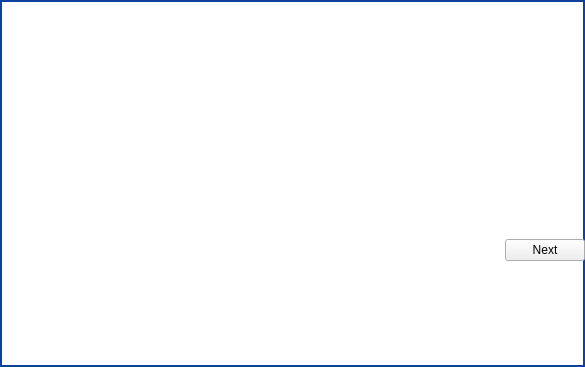
This is parsec/core/gui/forms/starting_guide_dialog.ui in Scille/parsec-cloud as Qt 5 draws it before an edit. The edited form follows.
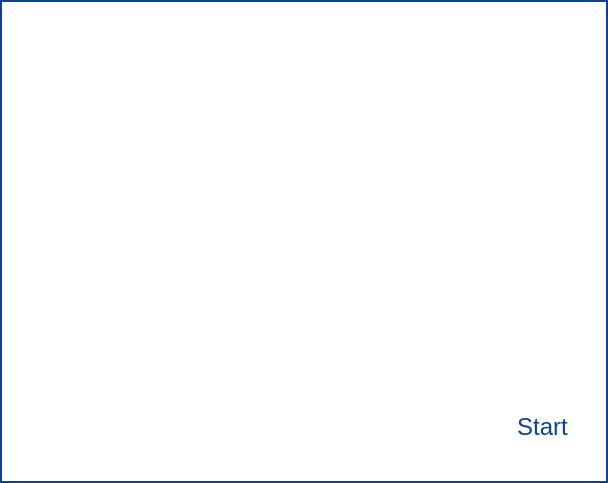
This is the edited form. Icons and pictures are not drawn.

Commit message: [GUI] Starting guide window

Diff of the .ui file:
```diff
--- a/parsec/core/gui/forms/starting_guide_dialog.ui
+++ b/parsec/core/gui/forms/starting_guide_dialog.ui
@@ -6,8 +6,8 @@
    <rect>
     <x>0</x>
     <y>0</y>
-    <width>585</width>
-    <height>367</height>
+    <width>608</width>
+    <height>483</height>
    </rect>
   </property>
   <property name="windowTitle">
@@ -16,7 +16,7 @@
   <property name="styleSheet">
    <string notr="true">QDialog#StartingGuideDialog
 {
-border: 2px solid rgb(12, 65, 157);
+border: 2px solid rgb(11, 65, 155);
 background-color: rgb(255, 255, 255);
 }</string>
   </property>
@@ -97,8 +97,41 @@
      </item>
     </layout>
    </item>
+   <item>
+    <widget class="QWidget" name="widget_main" native="true">
+     <property name="sizePolicy">
+      <sizepolicy hsizetype="Expanding" vsizetype="Expanding">
+       <horstretch>0</horstretch>
+       <verstretch>0</verstretch>
+      </sizepolicy>
+     </property>
+     <layout class="QVBoxLayout" name="verticalLayout_2">
+      <property name="leftMargin">
+       <number>20</number>
+      </property>
+      <property name="topMargin">
+       <number>20</number>
+      </property>
+      <property name="rightMargin">
+       <number>20</number>
+      </property>
+      <property name="bottomMargin">
+       <number>20</number>
+      </property>
+     </layout>
+    </widget>
+   </item>
    <item>
     <layout class="QHBoxLayout" name="horizontalLayout_2">
+     <property name="leftMargin">
+      <number>20</number>
+     </property>
+     <property name="rightMargin">
+      <number>40</number>
+     </property>
+     <property name="bottomMargin">
+      <number>40</number>
+     </property>
      <item>
       <spacer name="horizontalSpacer_2">
        <property name="orientation">
@@ -113,9 +146,27 @@
       </spacer>
      </item>
      <item>
-      <widget class="QPushButton" name="button_next_page">
+      <widget class="QPushButton" name="button_start">
+       <property name="minimumSize">
+        <size>
+         <width>0</width>
+         <height>32</height>
+        </size>
+       </property>
+       <property name="font">
+        <font>
+         <pointsize>18</pointsize>
+        </font>
+       </property>
+       <property name="styleSheet">
+        <string notr="true">QPushButton#button_start
+{
+border: 0;
+color: rgb(11, 65, 155);
+}</string>
+       </property>
        <property name="text">
-        <string>Next</string>
+        <string>Start</string>
        </property>
       </widget>
      </item>
```
Left out of the diff: 19 changed lines with no effect on the pictures. The commit also changes 2 other files.
